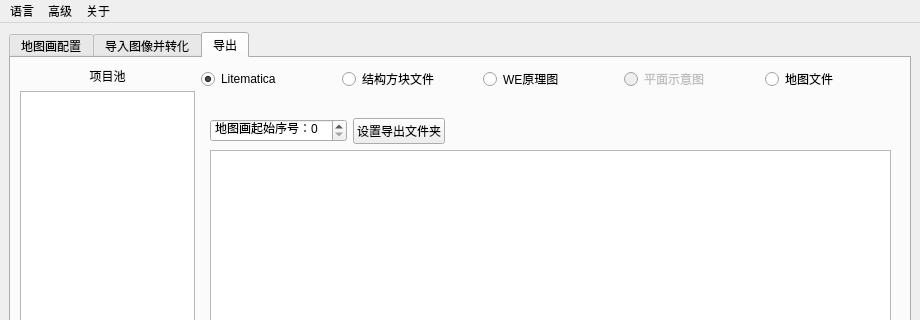
The window that SlopeCraft/SCWind.ui (SlopeCraft/SlopeCraft) describes before a commit, drawn with Qt 5; both pictures show x 0 to 920 and y 0 to 320 of the 920 by 768 pixel window.
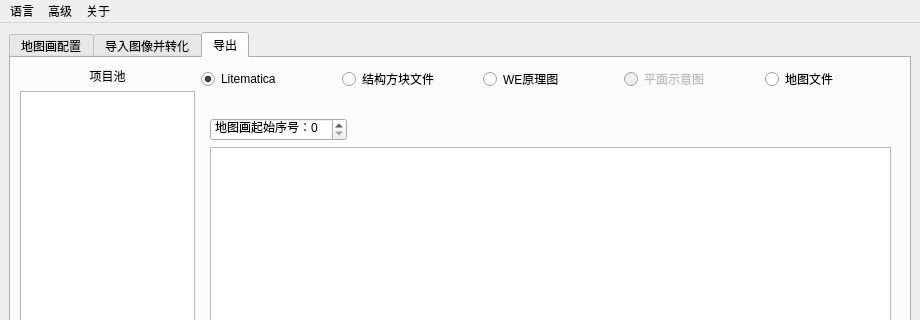
The same window after the commit. The open tabs and pages were chosen to show the change. Custom widgets are drawn as their Qt base class.

```diff
--- a/SlopeCraft/SCWind.ui
+++ b/SlopeCraft/SCWind.ui
@@ -1334,6 +1334,9 @@
             </item>
             <item row="2" column="0" colspan="3">
              <widget class="QTableView" name="tview_export_fileonly">
+              <property name="alternatingRowColors">
+               <bool>true</bool>
+              </property>
               <attribute name="horizontalHeaderStretchLastSection">
                <bool>true</bool>
               </attribute>
@@ -1351,13 +1354,6 @@
                 </property>
                </widget>
               </item>
-              <item>
-               <widget class="QPushButton" name="pb_set_file_export_dir">
-                <property name="text">
-                 <string>设置导出文件夹</string>
-                </property>
-               </widget>
-              </item>
               <item>
                <spacer name="horizontalSpacer_2">
                 <property name="orientation">
```
